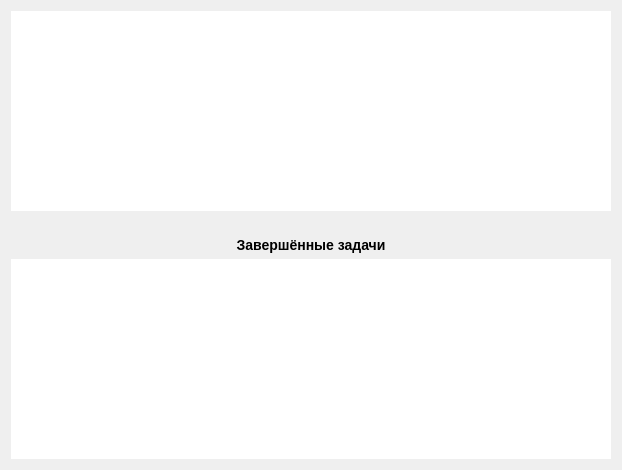
Above: tickettable.ui from abdull-vetrom/TickteSystem before the change. Below: the same form after it.
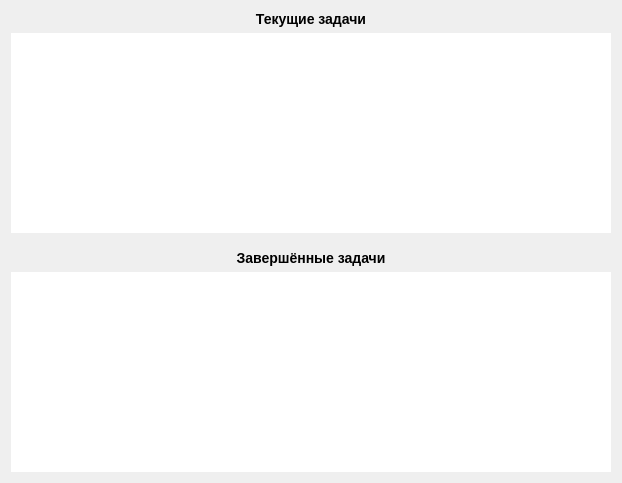
That is the form after the change.

```diff
--- a/tickettable.ui
+++ b/tickettable.ui
@@ -4,6 +4,20 @@
  <widget class="QWidget" name="TicketTableForm">
   <layout class="QVBoxLayout" name="verticalLayout">
 
+  <item>
+   <widget class="QLabel" name="labelDone">
+    <property name="text">
+     <string>Текущие задачи</string>
+    </property>
+    <property name="alignment">
+     <set>Qt::AlignCenter</set>
+    </property>
+    <property name="styleSheet">
+     <string notr="true">font-weight: bold; font-size: 14px;</string>
+    </property>
+   </widget>
+  </item>
+
    <!-- Основная таблица -->
    <item>
     <widget class="QTableView" name="tableView">
@@ -39,17 +53,20 @@
 
    <!-- Отступ -->
    <item>
-    <spacer name="verticalSpacer">
-     <property name="orientation">
-      <enum>Qt::Vertical</enum>
+    <widget class="QWidget" name="spacerWidget">
+     <property name="minimumSize">
+      <size>
+       <width>0</width>
+       <height>5</height>
+      </size>
      </property>
-     <property name="sizeHint" stdset="0">
+     <property name="maximumSize">
       <size>
-       <width>20</width>
-       <height>20</height>
+       <width>16777215</width>
+       <height>5</height>
       </size>
      </property>
-    </spacer>
+    </widget>
    </item>
 
    <!-- Заголовок завершённых -->
```
Left out of the diff: 2 changed lines with no effect on the pictures.
